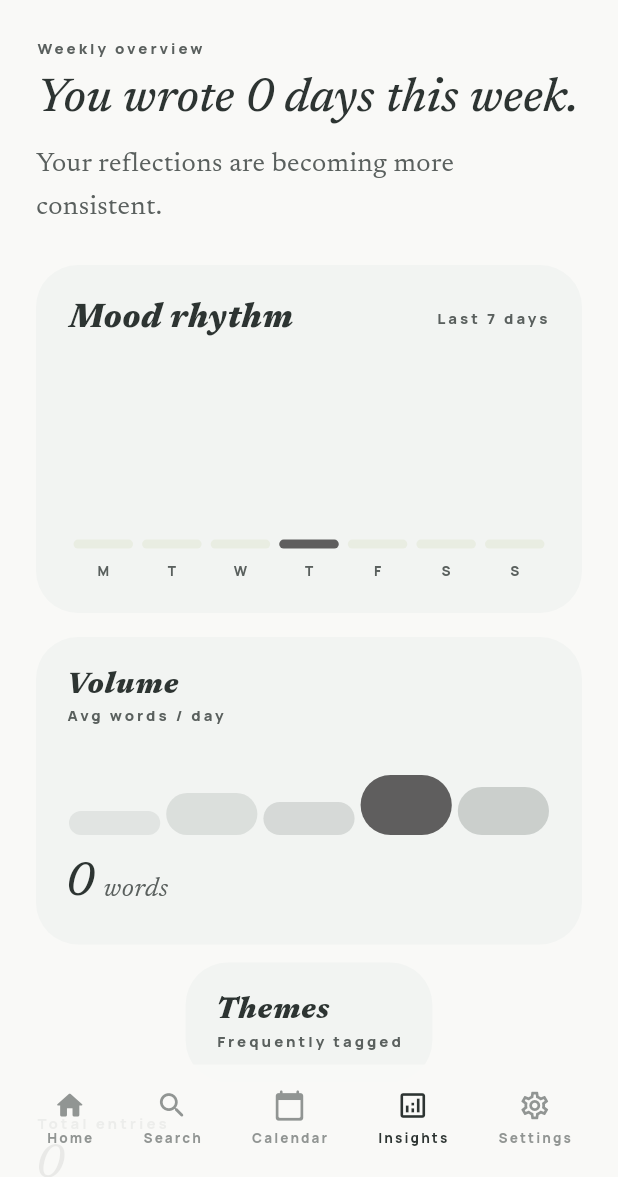
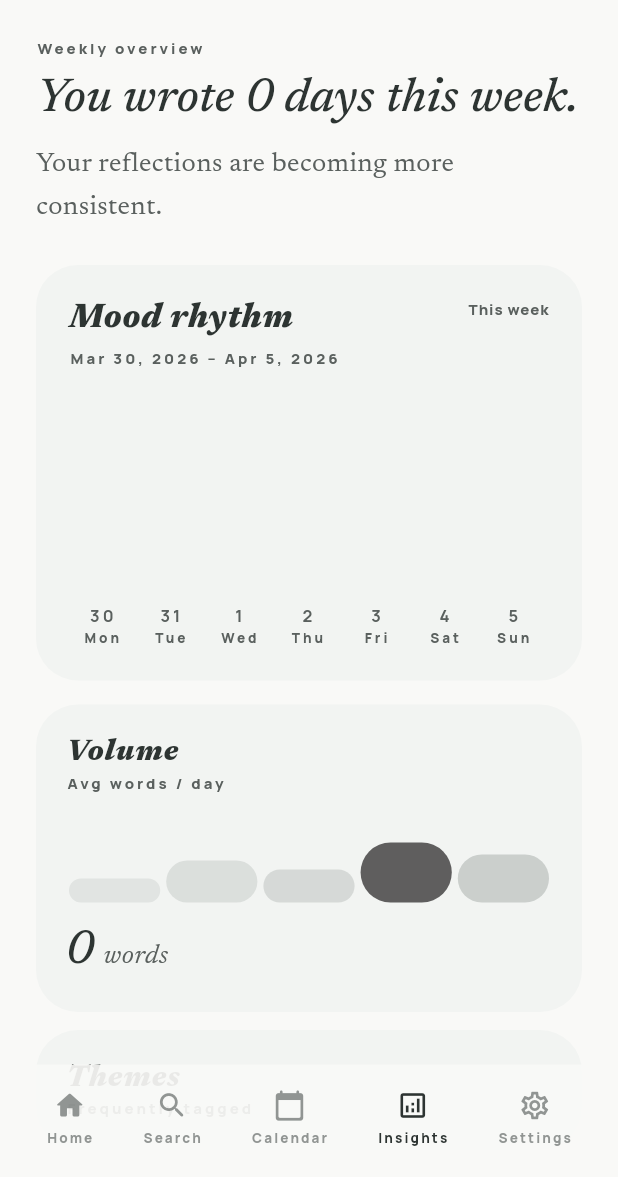
Before and after one commit to HasanSRTDMR/Memoirly, a Flutter app: the InsightsPage screen opened by its route, on a phone screen of 412 x 824 dp, the part 59-1236 px from its top. Run offline on Flutter 3.47's test engine with Material 3 defaults, Android fonts, the phone set to English and light mode, and no system bars; our stand-ins replace cloud_firestore, equatable, file_picker, firebase_auth, firebase_core, flutter_riverpod and 6 more; accounts and stored records are empty; network calls fail.

Commit message:
düzenleme

```diff
--- a/lib/core/localization/app_localizations.dart
+++ b/lib/core/localization/app_localizations.dart
@@ -449,7 +449,7 @@ abstract class AppLocalizations {
   /// No description provided for @last7Days.
   ///
   /// In en, this message translates to:
-  /// **'Last 7 days'**
+  /// **'This week'**
   String get last7Days;
 
   /// No description provided for @volume.
--- a/lib/core/localization/app_localizations_en.dart
+++ b/lib/core/localization/app_localizations_en.dart
@@ -199,7 +199,7 @@ class AppLocalizationsEn extends AppLocalizations {
   String get moodRhythm => 'Mood rhythm';
 
   @override
-  String get last7Days => 'Last 7 days';
+  String get last7Days => 'This week';
 
   @override
   String get volume => 'Volume';
--- a/lib/core/localization/app_localizations_tr.dart
+++ b/lib/core/localization/app_localizations_tr.dart
@@ -197,7 +197,7 @@ class AppLocalizationsTr extends AppLocalizations {
   String get moodRhythm => 'Ruh hali ritmi';
 
   @override
-  String get last7Days => 'Son 7 gün';
+  String get last7Days => 'Bu hafta';
 
   @override
   String get volume => 'Hacim';
--- a/lib/domain/entities/journal_entry.dart
+++ b/lib/domain/entities/journal_entry.dart
@@ -26,8 +26,13 @@ class JournalEntry extends Equatable {
   final int? contentColorArgb;
 
   int get wordCount {
-    if (content.trim().isEmpty) return 0;
-    return content.trim().split(RegExp(r'\s+')).length;
+    final t = title.trim();
+    final c = content.trim();
+    final parts = <String>[];
+    if (t.isNotEmpty) parts.add(t);
+    if (c.isNotEmpty) parts.add(c);
+    if (parts.isEmpty) return 0;
+    return parts.join(' ').split(RegExp(r'\s+')).length;
   }
 
   String get searchableText {
--- a/lib/domain/usecases/insights/compute_insights_usecase.dart
+++ b/lib/domain/usecases/insights/compute_insights_usecase.dart
@@ -3,6 +3,7 @@ import 'package:memoirly/domain/entities/journal_entry.dart';
 
 class WeeklyInsight {
   const WeeklyInsight({
+    required this.weekStart,
     required this.daysWritten,
     required this.totalWords,
     required this.avgWordsPerDay,
@@ -11,6 +12,8 @@ class WeeklyInsight {
     required this.entriesPerWeekday,
   });
 
+  /// Monday 00:00 local date for the insight week (same range as [entriesPerWeekday]).
+  final DateTime weekStart;
   final int daysWritten;
   final int totalWords;
   final int avgWordsPerDay;
@@ -39,9 +42,9 @@ class ComputeInsightsUseCase {
         .length;
 
     final totalWords = weekEntries.fold<int>(0, (a, b) => a + b.wordCount);
-    final avg = weekEntries.isEmpty
+    final avg = daysWithEntries == 0
         ? 0
-        : (totalWords / 7).round();
+        : (totalWords / daysWithEntries).round();
 
     final moodCounts = <String, int>{};
     for (final e in weekEntries) {
@@ -66,6 +69,7 @@ class ComputeInsightsUseCase {
     }
 
     return WeeklyInsight(
+      weekStart: weekStart,
       daysWritten: daysWithEntries,
       totalWords: totalWords,
       avgWordsPerDay: avg,
--- a/lib/features/insights/presentation/insights_page.dart
+++ b/lib/features/insights/presentation/insights_page.dart
@@ -1,5 +1,6 @@
 import 'package:flutter/material.dart';
 import 'package:flutter_riverpod/flutter_riverpod.dart';
+import 'package:intl/intl.dart';
 import 'package:memoirly/core/di/providers.dart';
 import 'package:memoirly/core/error/journal_stream_error.dart';
 import 'package:memoirly/core/localization/app_localizations.dart';
@@ -30,10 +31,33 @@ class InsightsPage extends ConsumerWidget {
           final moods = useCase.moodDistributionAll(entries);
           final topTags = _topTags(entries);
           final maxBar = weekly.entriesPerWeekday.fold<int>(
-            1,
+            0,
             (a, b) => b > a ? b : a,
           );
           final quoteAsync = ref.watch(dailyQuoteProvider);
+          final locale = Localizations.localeOf(context).toString();
+          final weekEnd = weekly.weekStart.add(const Duration(days: 6));
+          final rangeLabel =
+              '${DateFormat.yMMMd(locale).format(weekly.weekStart)} – ${DateFormat.yMMMd(locale).format(weekEnd)}';
+          final now = DateTime.now();
+          final todayNorm = DateTime(now.year, now.month, now.day);
+          int? peakDayIndex;
+          if (maxBar > 0) {
+            for (var i = 0; i < 7; i++) {
+              if (weekly.entriesPerWeekday[i] != maxBar) continue;
+              final day = weekly.weekStart.add(Duration(days: i));
+              final d = DateTime(day.year, day.month, day.day);
+              if (d == todayNorm) {
+                peakDayIndex = i;
+                break;
+              }
+            }
+            if (peakDayIndex == null) {
+              final idx =
+                  weekly.entriesPerWeekday.indexWhere((c) => c == maxBar);
+              peakDayIndex = idx >= 0 ? idx : null;
+            }
+          }
 
           return LayoutBuilder(
             builder: (context, constraints) {
@@ -66,52 +90,102 @@ class InsightsPage extends ConsumerWidget {
                   crossAxisAlignment: CrossAxisAlignment.start,
                   children: [
                     Row(
-                      mainAxisAlignment: MainAxisAlignment.spaceBetween,
+                      crossAxisAlignment: CrossAxisAlignment.start,
+                      children: [
+                        Expanded(
+                          child: Column(
+                            crossAxisAlignment: CrossAxisAlignment.start,
                             children: [
                               Text(
                                 l.moodRhythm,
-                          style: Theme.of(context).textTheme.titleLarge?.copyWith(
+                                style: Theme.of(context)
+                                    .textTheme
+                                    .titleLarge
+                                    ?.copyWith(
                                       fontFamily: 'Newsreader',
                                       fontStyle: FontStyle.italic,
                                       fontSize: 22,
                                     ),
                               ),
+                              const SizedBox(height: 6),
                               Text(
-                          l.last7Days,
-                          style: Theme.of(context).textTheme.labelSmall,
+                                rangeLabel,
+                                style: Theme.of(context)
+                                    .textTheme
+                                    .labelSmall
+                                    ?.copyWith(
+                                      color: Theme.of(context)
+                                          .colorScheme
+                                          .onSurfaceVariant,
+                                      height: 1.25,
+                                    ),
                               ),
                             ],
                           ),
-                    const SizedBox(height: 20),
+                        ),
+                        const SizedBox(width: 8),
+                        Text(
+                          l.last7Days,
+                          style: Theme.of(context).textTheme.labelSmall?.copyWith(
+                                color: Theme.of(context)
+                                    .colorScheme
+                                    .onSurfaceVariant,
+                                letterSpacing: 0.6,
+                              ),
+                        ),
+                      ],
+                    ),
+                    const SizedBox(height: 18),
                     SizedBox(
-                      height: 140,
+                      height: 168,
                       child: Row(
-                        crossAxisAlignment: CrossAxisAlignment.end,
+                        crossAxisAlignment: CrossAxisAlignment.stretch,
                         children: List.generate(7, (i) {
-                          final h = maxBar == 0
-                              ? 0.0
-                              : weekly.entriesPerWeekday[i] / maxBar;
-                          final labels = ['M', 'T', 'W', 'T', 'F', 'S', 'S'];
+                          final count = weekly.entriesPerWeekday[i];
+                          final day = weekly.weekStart.add(Duration(days: i));
+                          final ratio =
+                              maxBar == 0 ? 0.0 : count / maxBar;
+                          final isPeak =
+                              peakDayIndex != null && i == peakDayIndex;
+                          final dayNorm =
+                              DateTime(day.year, day.month, day.day);
+                          final isToday = dayNorm == todayNorm;
+                          final theme = Theme.of(context);
+                          final onVar = theme.colorScheme.onSurfaceVariant;
+
                           return Expanded(
                             child: Padding(
-                              padding: const EdgeInsets.symmetric(horizontal: 3),
+                              padding:
+                                  const EdgeInsets.symmetric(horizontal: 2),
                               child: Column(
-                                mainAxisAlignment: MainAxisAlignment.end,
                                 children: [
                                   Expanded(
                                     child: Align(
                                       alignment: Alignment.bottomCenter,
-                                      child: FractionallySizedBox(
-                                        heightFactor: h.clamp(0.05, 1.0),
+                                      child: count == 0
+                                          ? const SizedBox.shrink()
+                                          : FractionallySizedBox(
+                                              heightFactor: (ratio < 0.12
+                                                      ? 0.12
+                                                      : ratio)
+                                                  .clamp(0.0, 1.0),
                                               widthFactor: 1,
+                                              alignment:
+                                                  Alignment.bottomCenter,
                                               child: DecoratedBox(
                                                 decoration: BoxDecoration(
-                                            color: i == 3
+                                                  color: isPeak
                                                       ? AppColors.primary
-                                                : AppColors.secondaryContainer
-                                                    .withValues(alpha: 0.45),
+                                                      : AppColors
+                                                          .secondaryContainer
+                                                          .withValues(
+                                                          alpha: isToday
+                                                              ? 0.72
+                                                              : 0.48,
+                                                        ),
                                                   borderRadius:
-                                                BorderRadius.circular(999),
+                                                      BorderRadius.circular(
+                                                          999),
                                                 ),
                                               ),
                                             ),
@@ -119,11 +193,23 @@ class InsightsPage extends ConsumerWidget {
                                   ),
                                   const SizedBox(height: 8),
                                   Text(
-                                    labels[i],
-                                    style: Theme.of(context)
-                                        .textTheme
-                                        .labelSmall
-                                        ?.copyWith(fontSize: 9),
+                                    '${day.day}',
+                                    style: theme.textTheme.labelSmall?.copyWith(
+                                      fontSize: 11,
+                                      fontWeight: FontWeight.w700,
+                                    ),
+                                    textAlign: TextAlign.center,
+                                    maxLines: 1,
+                                  ),
+                                  Text(
+                                    DateFormat.E(locale).format(day),
+                                    style: theme.textTheme.labelSmall?.copyWith(
+                                      fontSize: 9,
+                                      color: onVar,
+                                    ),
+                                    textAlign: TextAlign.center,
+                                    maxLines: 1,
+                                    overflow: TextOverflow.ellipsis,
                                   ),
                                 ],
                               ),
@@ -323,6 +409,7 @@ class _StatCard extends StatelessWidget {
   @override
   Widget build(BuildContext context) {
     return Container(
+      width: double.infinity,
       padding: const EdgeInsets.all(20),
       decoration: BoxDecoration(
         color: AppColors.surfaceContainerLow,
--- a/lib/l10n/app_en.arb
+++ b/lib/l10n/app_en.arb
@@ -68,7 +68,7 @@
   },
   "weeklyConsistency": "Your reflections are becoming more consistent.",
   "moodRhythm": "Mood rhythm",
-  "last7Days": "Last 7 days",
+  "last7Days": "This week",
   "volume": "Volume",
   "avgWordsPerDay": "Avg words / day",
   "words": "words",
--- a/lib/l10n/app_tr.arb
+++ b/lib/l10n/app_tr.arb
@@ -58,7 +58,7 @@
   "weeklyWroteDays": "Bu hafta {days} gün yazdın.",
   "weeklyConsistency": "Yansımaların giderek daha tutarlı.",
   "moodRhythm": "Ruh hali ritmi",
-  "last7Days": "Son 7 gün",
+  "last7Days": "Bu hafta",
   "volume": "Hacim",
   "avgWordsPerDay": "Günlük ortalama kelime",
   "words": "kelime",
```
Lines whose indentation alone changed are shown as unchanged.
